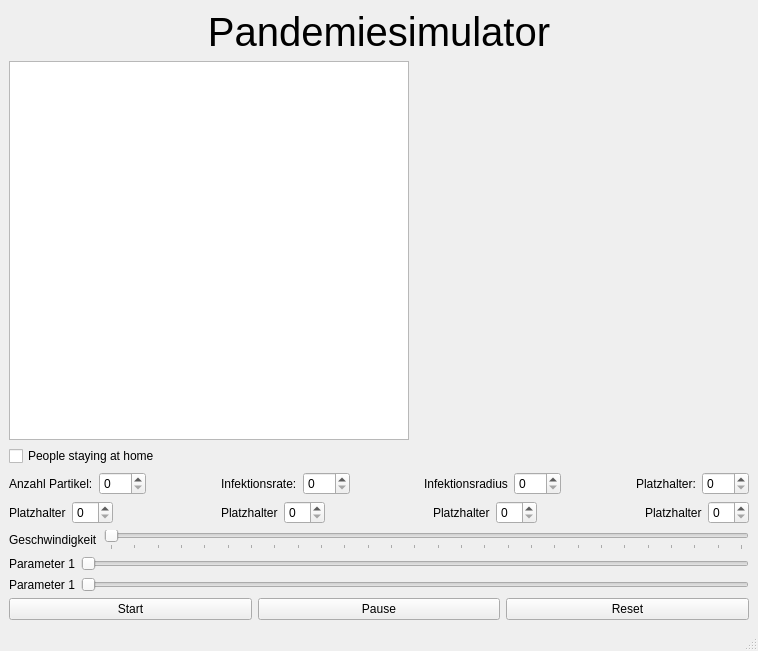
DerKarim06/PandemicSimulation, file resources/pandemieSchoen3.ui: the form before one commit.
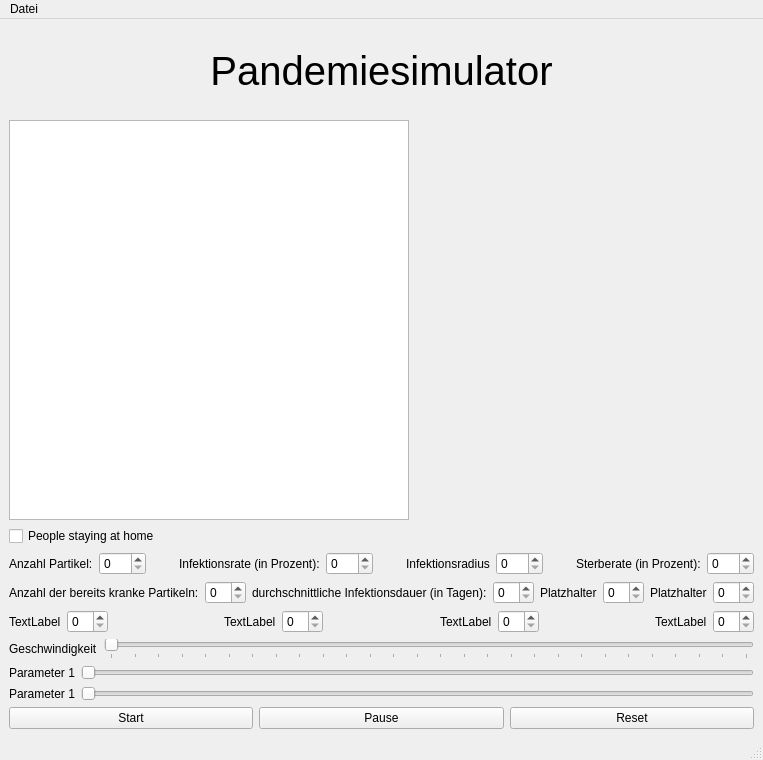
The form after the commit. Custom widgets are drawn as their Qt base class.

The edit to the form file:
```diff
--- a/resources/pandemieSchoen3.ui
+++ b/resources/pandemieSchoen3.ui
@@ -7,7 +7,7 @@
     <x>0</x>
     <y>0</y>
     <width>758</width>
-    <height>651</height>
+    <height>760</height>
    </rect>
   </property>
   <property name="windowTitle">
@@ -91,7 +91,7 @@
         <item>
          <widget class="QLabel" name="label_6">
           <property name="text">
-           <string>Infektionsrate:</string>
+           <string>Infektionsrate (in Prozent):</string>
           </property>
          </widget>
         </item>
@@ -145,7 +145,7 @@
         <item>
          <widget class="QLabel" name="label_8">
           <property name="text">
-           <string>Platzhalter:</string>
+           <string>Sterberate (in Prozent):</string>
           </property>
          </widget>
         </item>
@@ -163,7 +163,7 @@
         <item>
          <widget class="QLabel" name="label_12">
           <property name="text">
-           <string>Platzhalter</string>
+           <string>Anzahl der bereits kranke Partikeln:</string>
           </property>
          </widget>
         </item>
@@ -186,7 +186,7 @@
         <item>
          <widget class="QLabel" name="label_11">
           <property name="text">
-           <string>Platzhalter</string>
+           <string>durchschnittliche Infektionsdauer (in Tagen):</string>
           </property>
          </widget>
         </item>
@@ -241,6 +241,89 @@
         </item>
        </layout>
       </item>
+      <item>
+       <layout class="QHBoxLayout" name="horizontalLayout_8">
+        <item>
+         <widget class="QLabel" name="label_13">
+          <property name="text">
+           <string>TextLabel</string>
+          </property>
+         </widget>
+        </item>
+        <item>
+         <widget class="QSpinBox" name="spinBox_9"/>
+        </item>
+        <item>
+         <spacer name="horizontalSpacer_7">
+          <property name="orientation">
+           <enum>Qt::Horizontal</enum>
+          </property>
+          <property name="sizeHint" stdset="0">
+           <size>
+            <width>40</width>
+            <height>20</height>
+           </size>
+          </property>
+         </spacer>
+        </item>
+        <item>
+         <widget class="QLabel" name="label_14">
+          <property name="text">
+           <string>TextLabel</string>
+          </property>
+         </widget>
+        </item>
+        <item>
+         <widget class="QSpinBox" name="spinBox_10"/>
+        </item>
+        <item>
+         <spacer name="horizontalSpacer_8">
+          <property name="orientation">
+           <enum>Qt::Horizontal</enum>
+          </property>
+          <property name="sizeHint" stdset="0">
+           <size>
+            <width>40</width>
+            <height>20</height>
+           </size>
+          </property>
+         </spacer>
+        </item>
+        <item>
+         <widget class="QLabel" name="label_15">
+          <property name="text">
+           <string>TextLabel</string>
+          </property>
+         </widget>
+        </item>
+        <item>
+         <widget class="QSpinBox" name="spinBox_11"/>
+        </item>
+        <item>
+         <spacer name="horizontalSpacer_9">
+          <property name="orientation">
+           <enum>Qt::Horizontal</enum>
+          </property>
+          <property name="sizeHint" stdset="0">
+           <size>
+            <width>40</width>
+            <height>20</height>
+           </size>
+          </property>
+         </spacer>
+        </item>
+        <item>
+         <widget class="QLabel" name="label_16">
+          <property name="text">
+           <string>TextLabel</string>
+          </property>
+         </widget>
+        </item>
+        <item>
+         <widget class="QSpinBox" name="spinBox_12"/>
+        </item>
+       </layout>
+      </item>
       <item>
        <layout class="QHBoxLayout" name="horizontalLayout_3">
         <item>
@@ -345,6 +428,13 @@
      <height>21</height>
     </rect>
    </property>
+   <widget class="QMenu" name="menuExport_CSV">
+    <property name="title">
+     <string>Datei</string>
+    </property>
+    <addaction name="actionExport_CSV"/>
+   </widget>
+   <addaction name="menuExport_CSV"/>
   </widget>
   <widget class="QStatusBar" name="statusbar"/>
  </widget>
```
Left out of the diff: 5 changed lines with no effect on the pictures.
